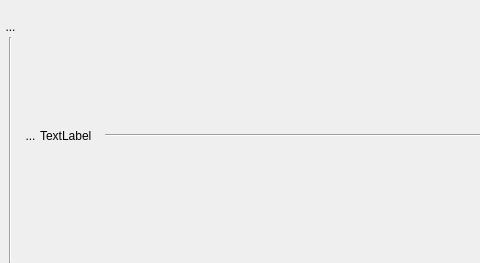
Qt form UiQT4/desWidgetFact.ui (SalomePlatform/eficas_tools) before a commit; both pictures show x 0 to 480 and y 0 to 263 of the 949 by 263 pixel window.
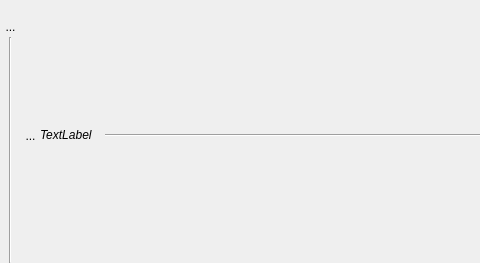
The same form after that commit. Icons and pictures are not drawn. Custom widgets are drawn as their Qt base class.

Commit message: version labels traduits

```diff
--- a/UiQT4/desWidgetFact.ui
+++ b/UiQT4/desWidgetFact.ui
@@ -169,7 +169,7 @@
           </size>
          </property>
          <property name="text">
-          <string>TextLabel</string>
+          <string>&lt;html&gt;&lt;head/&gt;&lt;body&gt;&lt;p&gt;&lt;span style=&quot; font-style:italic;&quot;&gt;TextLabel&lt;/span&gt;&lt;/p&gt;&lt;/body&gt;&lt;/html&gt;</string>
          </property>
         </widget>
        </item>
```
The commit also changes 50 other files.
